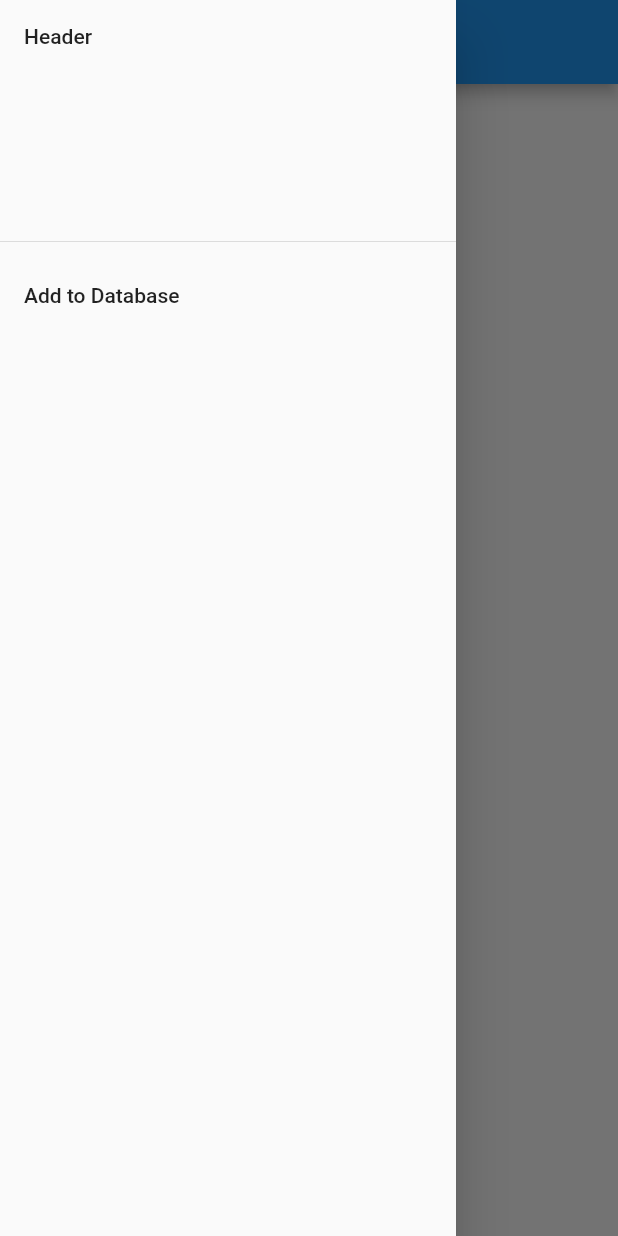
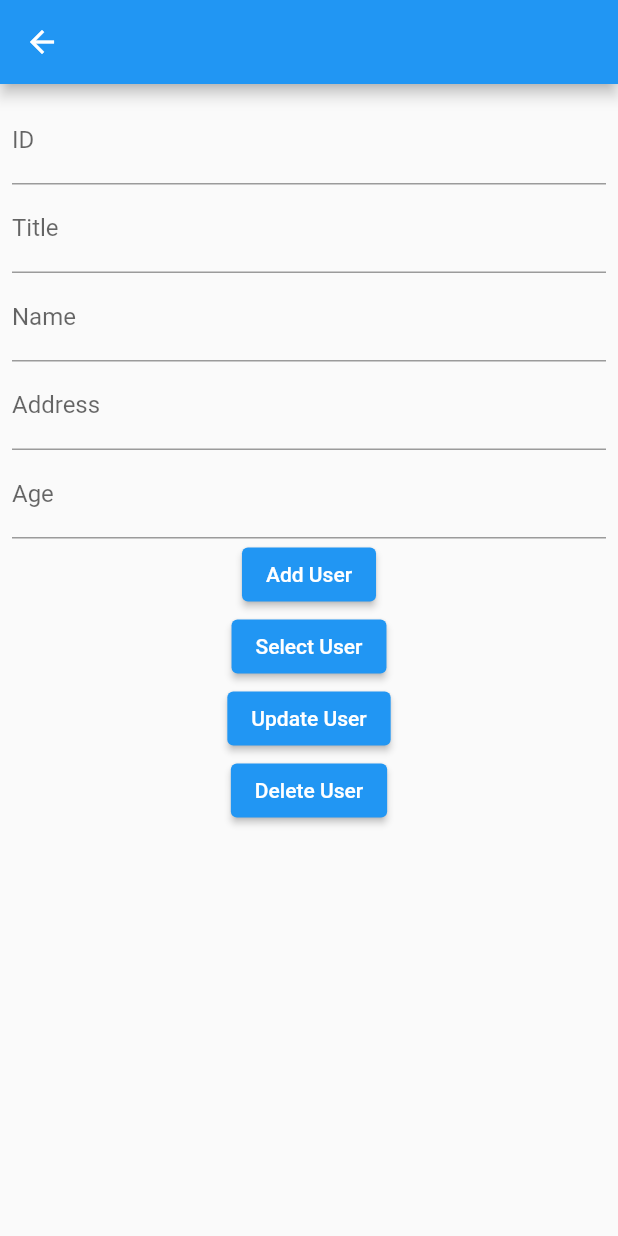
Before and after one commit to hiranlakshika/saegis_sql, a Flutter app: the screen it shows after launch, in the side drawer, after a tap on "Add to Database", on a phone screen of 412 x 824 dp. Run offline on Flutter 3.47's test engine with Material 2 defaults, Android fonts, the phone set to English and light mode, and no system bars; our stand-ins replace sqflite; accounts and stored records are empty.

Commit message:
changes 2

```diff
--- /dev/null
+++ b/lib/add_user.dart
@@ -0,0 +1,85 @@
+import 'package:flutter/material.dart';
+import 'package:saegis_sql/db_helper.dart';
+import 'package:saegis_sql/models/user.dart';
+
+class AddUser extends StatelessWidget {
+  final TextEditingController _id = TextEditingController();
+  final TextEditingController _title = TextEditingController();
+  final TextEditingController _name = TextEditingController();
+  final TextEditingController _address = TextEditingController();
+  final TextEditingController _age = TextEditingController();
+
+  final _formKey = GlobalKey<FormState>();
+
+  AddUser({Key? key}) : super(key: key);
+
+  @override
+  Widget build(BuildContext context) {
+    return Scaffold(
+      appBar: AppBar(),
+      body: Padding(
+        padding: const EdgeInsets.all(8.0),
+        child: SingleChildScrollView(
+          child: Form(
+            key: _formKey,
+            child: Column(
+              children: [
+                TextFormField(
+                  validator: (value) => value!.isEmpty ? 'This field cannot be null' : null,
+                  controller: _id,
+                  decoration: const InputDecoration(labelText: 'ID'),
+                ),
+                TextFormField(
+                  validator: (value) => value!.isEmpty ? 'This field cannot be null' : null,
+                  controller: _title,
+                  decoration: const InputDecoration(labelText: 'Title'),
+                ),
+                TextFormField(
+                  validator: (value) => value!.isEmpty ? 'This field cannot be null' : null,
+                  controller: _name,
+                  decoration: const InputDecoration(labelText: 'Name'),
+                ),
+                TextFormField(
+                  controller: _address,
+                  decoration: const InputDecoration(labelText: 'Address'),
+                ),
+                TextFormField(
+                  validator: (value) => value!.isEmpty ? 'This field cannot be null' : null,
+                  controller: _age,
+                  decoration: const InputDecoration(labelText: 'Age'),
+                ),
+                ElevatedButton(
+                  onPressed: () async {
+                    if (_formKey.currentState!.validate()) {
+                      var user = User(
+                        id: _id.text,
+                        title: _title.text,
+                        name: _name.text,
+                        age: double.parse(_age.text),
+                        address: _address.text,
+                      );
+                      await DatabaseHelper().insert(DatabaseHelper.tableUser, user);
+                    }
+                  },
+                  child: const Text('Add User'),
+                ),
+                ElevatedButton(
+                  onPressed: () {},
+                  child: const Text('Select User'),
+                ),
+                ElevatedButton(
+                  onPressed: () {},
+                  child: const Text('Update User'),
+                ),
+                ElevatedButton(
+                  onPressed: () {},
+                  child: const Text('Delete User'),
+                ),
+              ],
+            ),
+          ),
+        ),
+      ),
+    );
+  }
+}
--- a/lib/main.dart
+++ b/lib/main.dart
@@ -1,4 +1,5 @@
 import 'package:flutter/material.dart';
+import 'package:saegis_sql/add_user.dart';
 
 void main() {
   runApp(const MyApp());
@@ -42,7 +43,10 @@ class _MyHomePageState extends State<MyHomePage> {
             ),
             ListTile(
               title: const Text('Add to Database'),
-              onTap: () {},
+              onTap: () => Navigator.push(
+                context,
+                MaterialPageRoute(builder: (context) => AddUser()),
+              ),
             ),
           ],
         ),
```
